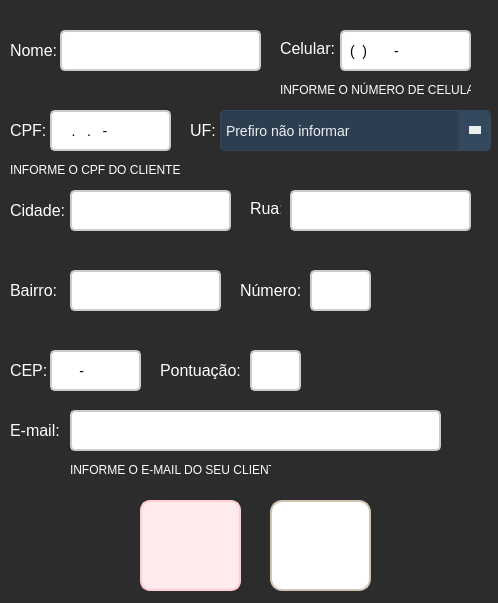
The window that Erp/Frames/frm_DadosCliente.ui (ArielAraujo18/ErpSistema) describes before a commit, drawn with Qt 5.
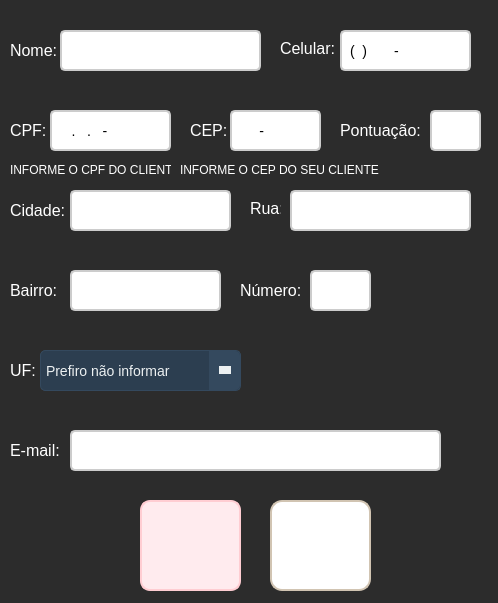
The same window after the commit. Icons and pictures are not drawn.

What changed in the file:
```diff
--- a/Erp/Frames/frm_DadosCliente.ui
+++ b/Erp/Frames/frm_DadosCliente.ui
@@ -304,8 +304,8 @@
   <widget class="QLabel" name="lbl_cep">
    <property name="geometry">
     <rect>
-     <x>10</x>
-     <y>360</y>
+     <x>190</x>
+     <y>120</y>
      <width>41</width>
      <height>21</height>
     </rect>
@@ -324,8 +324,8 @@
   <widget class="QLineEdit" name="txt_cep">
    <property name="geometry">
     <rect>
-     <x>50</x>
-     <y>350</y>
+     <x>230</x>
+     <y>110</y>
      <width>91</width>
      <height>41</height>
     </rect>
@@ -400,7 +400,7 @@
    <property name="geometry">
     <rect>
      <x>70</x>
-     <y>410</y>
+     <y>430</y>
      <width>371</width>
      <height>41</height>
     </rect>
@@ -429,7 +429,7 @@
    <property name="geometry">
     <rect>
      <x>10</x>
-     <y>420</y>
+     <y>440</y>
      <width>51</width>
      <height>21</height>
     </rect>
@@ -451,8 +451,8 @@
    </property>
    <property name="geometry">
     <rect>
-     <x>250</x>
-     <y>350</y>
+     <x>430</x>
+     <y>110</y>
      <width>51</width>
      <height>41</height>
     </rect>
@@ -480,8 +480,8 @@
   <widget class="QLabel" name="lbl_email_2">
    <property name="geometry">
     <rect>
-     <x>160</x>
-     <y>360</y>
+     <x>340</x>
+     <y>120</y>
      <width>81</width>
      <height>21</height>
     </rect>
@@ -582,32 +582,12 @@
     <string/>
    </property>
   </widget>
-  <widget class="QLabel" name="lbl_celularT">
-   <property name="geometry">
-    <rect>
-     <x>280</x>
-     <y>80</y>
-     <width>191</width>
-     <height>20</height>
-    </rect>
-   </property>
-   <property name="styleSheet">
-    <string notr="true">QLabel {
-    font-size: 12px;
-    color: #FFFFFF;
-}
-</string>
-   </property>
-   <property name="text">
-    <string>INFORME O NÚMERO DE CELULAR</string>
-   </property>
-  </widget>
   <widget class="QLabel" name="lbl_cpfT">
    <property name="geometry">
     <rect>
      <x>10</x>
      <y>160</y>
-     <width>191</width>
+     <width>161</width>
      <height>20</height>
     </rect>
    </property>
@@ -625,8 +605,8 @@
   <widget class="QLabel" name="lbl_cpf_2">
    <property name="geometry">
     <rect>
-     <x>190</x>
-     <y>120</y>
+     <x>10</x>
+     <y>360</y>
      <width>31</width>
      <height>20</height>
     </rect>
@@ -645,9 +625,9 @@
   <widget class="QComboBox" name="comboSituacao">
    <property name="geometry">
     <rect>
-     <x>220</x>
-     <y>110</y>
-     <width>271</width>
+     <x>40</x>
+     <y>350</y>
+     <width>201</width>
      <height>41</height>
     </rect>
    </property>
@@ -899,8 +879,8 @@
   <widget class="QLabel" name="lbl_EmailT">
    <property name="geometry">
     <rect>
-     <x>70</x>
-     <y>460</y>
+     <x>180</x>
+     <y>160</y>
      <width>201</width>
      <height>20</height>
     </rect>
@@ -913,7 +893,7 @@
 </string>
    </property>
    <property name="text">
-    <string>INFORME O E-MAIL DO SEU CLIENTE</string>
+    <string>INFORME O CEP DO SEU CLIENTE</string>
    </property>
   </widget>
  </widget>
```
